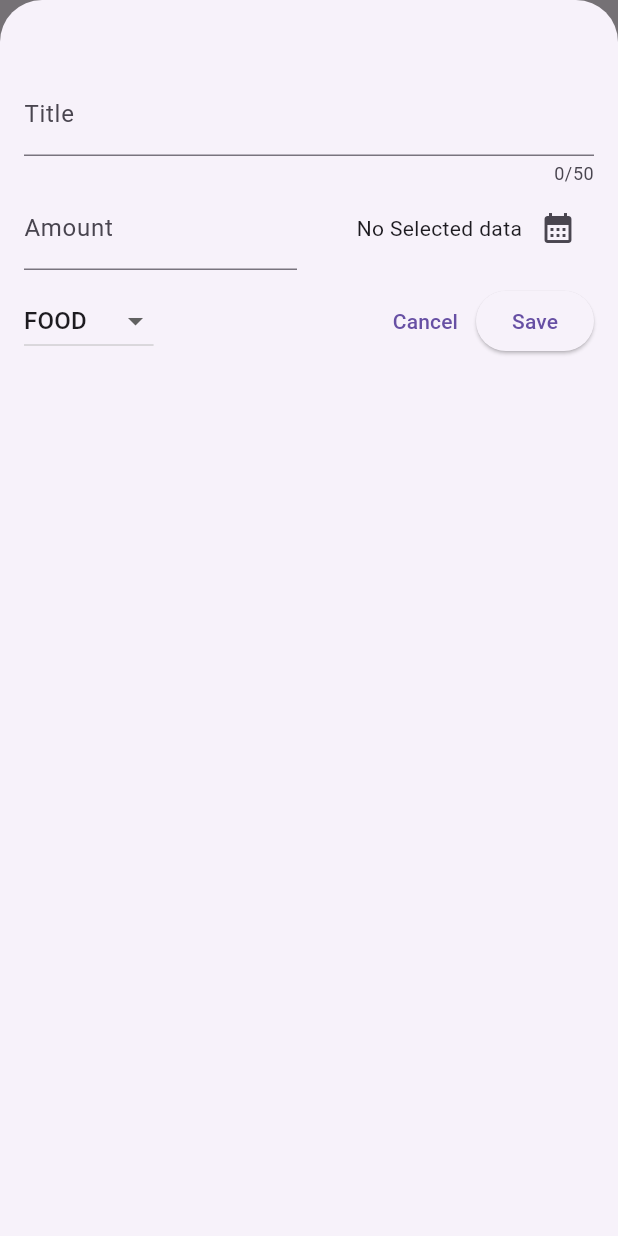
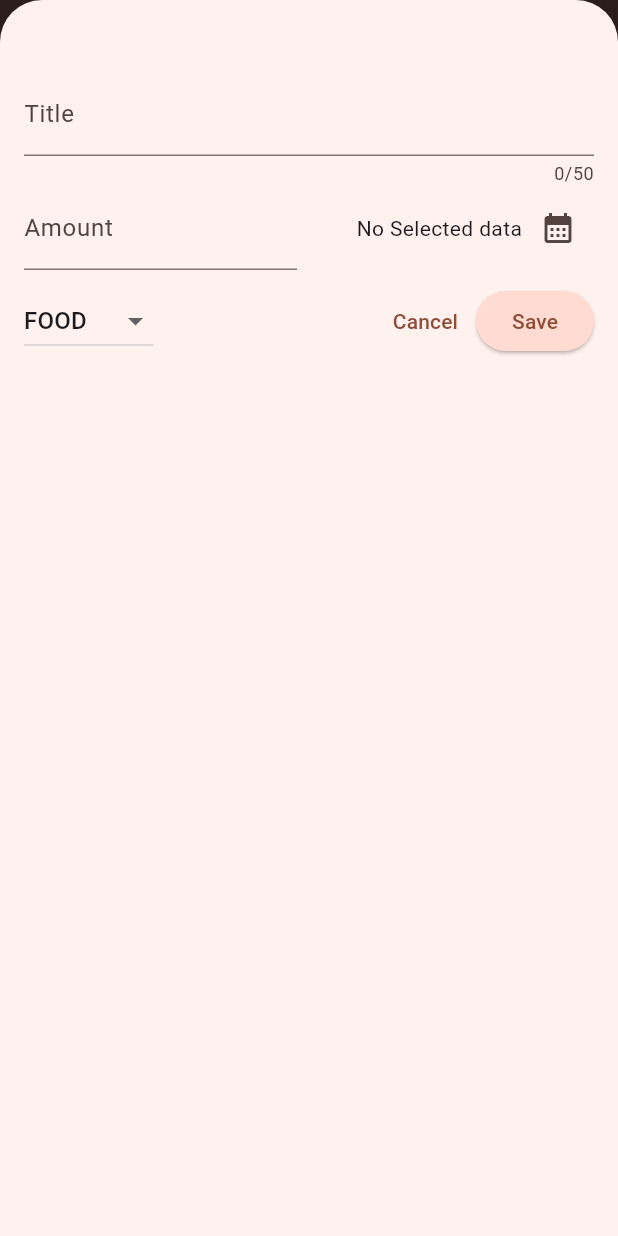
Before and after one commit to Hunteraryaman/Flutter, a Flutter app: the screen it shows after launch, after a tap on the "add" icon, on a phone screen of 412 x 824 dp. Run offline on Flutter 3.47's test engine with Material 3 defaults, Android fonts, the phone set to English and light mode, and no system bars; our stand-ins replace google_fonts.

```diff
--- a/expence_tracker/lib/main.dart
+++ b/expence_tracker/lib/main.dart
@@ -1,10 +1,48 @@
 import 'package:expence_tracker/widgets/expenses.dart';
 import 'package:flutter/material.dart';
+import 'package:flutter/services.dart';
+
+var kColorScheme = ColorScheme.fromSeed(
+  // seedColor: const Color.fromARGB(255, 64, 14, 178),
+  seedColor: const Color.fromARGB(255, 255, 76, 5),
+);
+//starting with k is for global variables thsi is a convenction
 
 void main() {
   runApp(
-    const MaterialApp(
-      home: Expenses(),
+    MaterialApp(
+      // ignore: deprecated_member_use
+      theme: ThemeData().copyWith(
+        // scaffoldBackgroundColor: const Color.fromARGB(255, 97, 180, 90),
+        colorScheme: kColorScheme,
+        appBarTheme: const AppBarTheme().copyWith(
+          backgroundColor: kColorScheme.onSecondaryContainer,
+          foregroundColor: kColorScheme.inversePrimary,
+        ),
+        cardTheme: const CardTheme().copyWith(
+          shadowColor: kColorScheme.inversePrimary,
+          color: kColorScheme.errorContainer,
+          margin: const EdgeInsets.symmetric(
+            horizontal: 16,
+            vertical: 8,
+          ),
+        ),
+        elevatedButtonTheme: ElevatedButtonThemeData(
+          style: ElevatedButton.styleFrom(
+            backgroundColor: kColorScheme.primaryContainer,
+          ),
+        ),
+        //using themedata here ensures that the text is not changed globaly but only for the ones i want
+        textTheme: ThemeData().textTheme.copyWith(
+              titleLarge: TextStyle(
+                fontWeight: FontWeight.bold,
+                fontSize: 20,
+                color: kColorScheme.inverseSurface,
+              ),
+            ),
+      ),
+
+      home: const Expenses(),
     ),
   );
 }
--- a/expence_tracker/lib/widgets/expenses.dart
+++ b/expence_tracker/lib/widgets/expenses.dart
@@ -33,7 +33,7 @@ class _ExpencesState extends State<Expenses> {
 
   void _openAddExpenceOverlay() {
     showModalBottomSheet(
-      isScrollControlled: true,//this makes it fullscreen
+      isScrollControlled: true, //this makes it fullscreen
       context: context,
       builder: (ctx) => NewExpence(
         onAddExpense: _addExpense,
@@ -49,8 +49,49 @@ class _ExpencesState extends State<Expenses> {
     });
   }
 
+  void _removeExpence(Expense expense) {
+    final index = _registerExpences.indexOf(expense);
+    setState(() {
+      _registerExpences.remove(expense);
+    });
+    //this is a specisal object ehich is used to show or hide certain ui elements
+    //of is its method
+    //snackbar is a info message shown on screen
+    ScaffoldMessenger.of(context).clearSnackBars();
+    //this removes the previous snack bars if any
+    ScaffoldMessenger.of(context).showSnackBar(
+      SnackBar(
+        content: const Text('Expence deleted.'),
+        duration: const Duration(seconds: 3),
+        action: SnackBarAction(
+          label: 'Undo',
+          // onPressed: () => _addExpense(expense),
+          onPressed: () {
+            setState(() {
+              _registerExpences.insert(index, expense);
+              //this adds at a specific position
+            });
+          },
+        ),
+        // shape:  BeveledRectangleBorder(borderRadius: BorderRadius.all(30 as Radius)),
+      ),
+    );
+  }
+
   @override
   Widget build(BuildContext context) {
+    Widget mainContent = const Center(
+      child: Text(
+        'No Expence in the list please add some',
+      ),
+    );
+
+    if (_registerExpences.isNotEmpty) {
+      mainContent = ExpensesList(
+        expenses: _registerExpences,
+        onRemoveExpence: _removeExpence,
+      );
+    }
     return Scaffold(
       appBar: AppBar(
         title: const Text('Expence Tracker'),
@@ -65,7 +106,7 @@ class _ExpencesState extends State<Expenses> {
         children: [
           const Text('chart'),
           Expanded(
-            child: ExpensesList(expenses: _registerExpences),
+            child: mainContent,
           ),
           //expanded restricts the size to the size of the parent column
           //this displays a column which makes it a column inside a column
--- a/expence_tracker/lib/widgets/expenses_list/expenses_item.dart
+++ b/expence_tracker/lib/widgets/expenses_list/expenses_item.dart
@@ -16,8 +16,12 @@ class ExpensesItem extends StatelessWidget {
             horizontal: 20,
           ),
           child: Column(
+            crossAxisAlignment: CrossAxisAlignment.start,
             children: [
-              Text(expense.title),
+              Text(
+                expense.title,
+                style: Theme.of(context).textTheme.titleLarge!.copyWith(fontSize: 16),
+              ),
               const SizedBox(
                 height: 4,
               ),
--- a/expence_tracker/lib/widgets/expenses_list/expenses_list.dart
+++ b/expence_tracker/lib/widgets/expenses_list/expenses_list.dart
@@ -1,9 +1,16 @@
+import 'package:expence_tracker/main.dart';
 import 'package:expence_tracker/models/expense.dart';
 import 'package:expence_tracker/widgets/expenses_list/expenses_item.dart';
 import 'package:flutter/material.dart';
 
 class ExpensesList extends StatelessWidget {
-  const ExpensesList({super.key, required this.expenses});
+  const ExpensesList({
+    super.key,
+    required this.expenses,
+    required this.onRemoveExpence,
+  });
+
+  final void Function(Expense expence) onRemoveExpence;
 
   final List<Expense> expenses;
   @override
@@ -13,7 +20,24 @@ class ExpensesList extends StatelessWidget {
         //this builder subclass makes it so that the list is rendered only when it is deemed necessary to be created like at the time it would be dislpayed
         itemCount: expenses.length,
         // itemBuilder: (ctx, index) => Text(expences[index].title),
-      itemBuilder: (ctx, index) => ExpensesItem(expense: expenses[index]),
+        itemBuilder: (ctx, index) => Dismissible(
+              background: Container(
+                color: Theme.of(context).colorScheme.error.withOpacity(0.7),
+                // color: kColorScheme.error,
+                margin: EdgeInsets.symmetric(
+                  horizontal: Theme.of(context).cardTheme.margin!.horizontal,
+                ),
+              ),
+              key: ValueKey(
+                expenses[index],
+              ),
+              //passing expence give the location and data of the widget
+              //this key is to allow flutter to identify the widget which needs to be dismissed and the data that it needs
+              onDismissed: (direction) => onRemoveExpence(expenses[index]),
+              child: ExpensesItem(
+                expense: expenses[index],
+              ),
+            )
         //this takes an function as an input and we create a arrow function here to display the text the text is displayed for the no of index that the function has
         );
   }
--- a/expence_tracker/lib/widgets/new_expence.dart
+++ b/expence_tracker/lib/widgets/new_expence.dart
@@ -120,6 +120,7 @@ class _NewExpenceState extends State<NewExpence> {
   Widget build(BuildContext context) {
     return Padding(
       padding: const EdgeInsets.fromLTRB(16, 48, 16, 16),
+      //this 48 is to manage the spacing in the top
       child: Column(
         children: [
           TextField(
```
Lines whose indentation alone changed are shown as unchanged.
